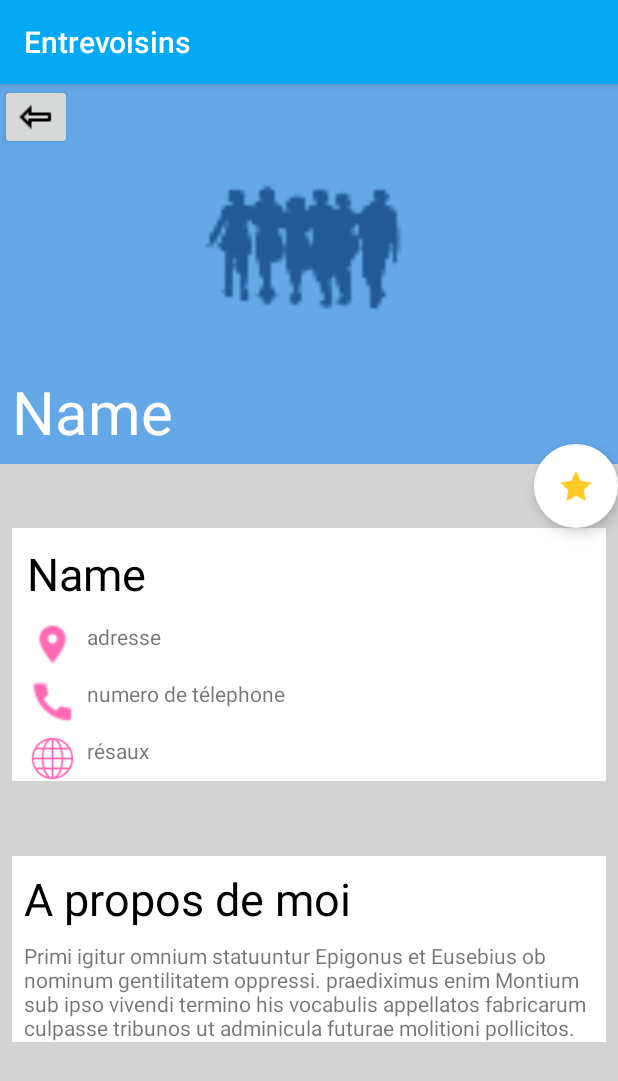
After one commit to clementzentz/Entrevoisins, an Android app: the DetailNeighbourActivity screen opened directly, with no data from a screen before it, on a phone screen of 412 x 824 dp. The commit adds this screen. Shown: the top 1081 px of the screen. Run offline under Robolectric (Android 15) with nearby library versions, the phone set to English and light mode, and no system bars; pictures from the network do not load.

Commit message:
nouvelle Activity, à faire : récupérer le résultat de l'activité dans ListActivity

```diff
--- a/app/build.gradle
+++ b/app/build.gradle
@@ -48,4 +48,5 @@ dependencies {
     androidTestImplementation 'com.android.support.test:runner:1.0.2'
     androidTestImplementation 'com.android.support.test.espresso:espresso-core:3.0.2'
     androidTestImplementation 'com.android.support.test.espresso:espresso-contrib:3.0.2'
+    implementation 'android.arch.lifecycle:extensions:1.1.1'
 }
--- a/app/src/main/AndroidManifest.xml
+++ b/app/src/main/AndroidManifest.xml
@@ -11,6 +11,7 @@
         android:roundIcon="@mipmap/ic_launcher_round"
         android:supportsRtl="true"
         android:theme="@style/AppTheme">
+        <activity android:name=".ui.neighbour_list.DetailNeighbourActivity"></activity>
         <activity
             android:name=".ui.neighbour_list.ListNeighbourActivity"
             android:label="@string/app_name"
--- /dev/null
+++ b/app/src/main/java/com/openclassrooms/entrevoisins/ui/neighbour_list/DetailNeighbourActivity.java
@@ -0,0 +1,86 @@
+package com.openclassrooms.entrevoisins.ui.neighbour_list;
+
+import android.content.Intent;
+import android.support.design.widget.FloatingActionButton;
+import android.support.v7.app.AppCompatActivity;
+import android.os.Bundle;
+import android.view.View;
+import android.widget.ImageButton;
+import android.widget.ImageView;
+import android.widget.TextView;
+import com.bumptech.glide.Glide;
+import com.openclassrooms.entrevoisins.R;
+import com.openclassrooms.entrevoisins.model.Neighbour;
+
+import java.io.Serializable;
+
+public class DetailNeighbourActivity extends AppCompatActivity implements Serializable {
+
+    public static final String BUNDLE_EXTRA_FAVORIS = "BUNDLE_EXTRA_FAVORIS";
+
+    private TextView neighbourWhiteNametxt;
+    private  TextView neighbourBlackNametxt;
+    private ImageView avatarImageView;
+    private TextView neighbourPhone;
+
+    ImageButton retourMainActivity;
+    FloatingActionButton favorisFAB;
+
+    public Neighbour mCurrentNeighbour;
+
+    @Override
+    protected void onCreate(Bundle savedInstanceState) {
+        super.onCreate(savedInstanceState);
+        setContentView(R.layout.activity_detail_neighbour);
+
+        getIncomingNeighbour();
+
+        retourMainActivity = findViewById(R.id.return_mainActivity_btn);
+        retourMainActivity.setOnClickListener(new View.OnClickListener() {
+            @Override
+            public void onClick(View v) {
+                //TODO
+                Intent intent = new Intent();
+                intent.putExtra(BUNDLE_EXTRA_FAVORIS, mCurrentNeighbour);
+                setResult(RESULT_OK, intent);
+                finish();
+            }
+        });
+
+        favorisFAB = findViewById(R.id.favories_fab);
+        favorisFAB.setOnClickListener(new View.OnClickListener() {
+            @Override
+            public void onClick(View v) {
+                mCurrentNeighbour.setFavoris(true);
+            }
+        });
+    }
+
+    private void getIncomingNeighbour(){
+            if (getIntent().hasExtra("neighbour")) {
+                mCurrentNeighbour = (Neighbour) getIntent().getSerializableExtra("neighbour");
+                String imageAvatarUrl =  mCurrentNeighbour.getAvatarUrl().replaceAll("150", "300");
+                String neighbourName = mCurrentNeighbour.getName();
+                String neighbourPhone = mCurrentNeighbour.getPhone();
+                setActivityView(imageAvatarUrl, neighbourName, neighbourPhone);
+            }
+        }
+
+    private void setActivityView(String anImageAvatarUrl, String aNeighbourName, String aNeighbourPhone){
+
+        neighbourWhiteNametxt = findViewById(R.id.avatar_whiteName_txt);
+        neighbourWhiteNametxt.setText(aNeighbourName);
+
+        neighbourBlackNametxt = findViewById(R.id.avatar_blackName_txt);
+        neighbourBlackNametxt.setText(aNeighbourName);
+
+        avatarImageView = findViewById(R.id.avatar_url_img);
+        Glide.with(this)
+                .asBitmap()
+                .load(anImageAvatarUrl)
+                .into(avatarImageView);
+
+        neighbourPhone = findViewById(R.id.phone_txt);
+        neighbourPhone.setText(aNeighbourPhone);
+    }
+}
--- /dev/null
+++ b/app/src/main/res/layout/activity_detail_neighbour.xml
@@ -0,0 +1,190 @@
+<?xml version="1.0" encoding="utf-8"?>
+<android.support.constraint.ConstraintLayout xmlns:android="http://schemas.android.com/apk/res/android"
+    xmlns:app="http://schemas.android.com/apk/res-auto"
+    xmlns:tools="http://schemas.android.com/tools"
+    android:layout_width="match_parent"
+    android:layout_height="match_parent"
+    android:id="@+id/main_content"
+    tools:context=".ui.neighbour_list.DetailNeighbourActivity"
+    android:orientation="vertical"
+    android:background="#D3D3D3">
+
+    <android.support.constraint.Guideline
+        android:id="@+id/guideline1"
+        android:layout_width="wrap_content"
+        android:layout_height="wrap_content"
+        android:orientation="horizontal"
+        app:layout_constraintGuide_percent="0.33"/>
+
+    <android.support.constraint.Guideline
+        android:id="@+id/guideline2"
+        android:layout_width="wrap_content"
+        android:layout_height="wrap_content"
+        android:orientation="horizontal"
+        app:layout_constraintGuide_percent="0.66" />
+
+    <android.support.design.widget.FloatingActionButton
+        android:id="@+id/favories_fab"
+        android:layout_width="wrap_content"
+        android:layout_height="wrap_content"
+        app:layout_constraintEnd_toEndOf="@+id/constraintLayout1"
+        app:layout_constraintBottom_toTopOf="@id/constraintLayout2"
+        android:src="@drawable/star"
+        app:backgroundTint="#fff">
+    </android.support.design.widget.FloatingActionButton>
+
+    <android.support.constraint.ConstraintLayout
+        android:id="@+id/constraintLayout1"
+        android:layout_width="match_parent"
+        android:layout_height="0dp"
+        android:orientation="vertical"
+        app:layout_constraintTop_toTopOf="parent"
+        app:layout_constraintBottom_toTopOf="@id/guideline1">
+
+        <ImageButton
+            android:id="@+id/return_mainActivity_btn"
+            android:layout_width="wrap_content"
+            android:layout_height="wrap_content"
+            app:layout_constraintLeft_toLeftOf="parent"
+            app:layout_constraintTop_toTopOf="parent"
+            android:src="@drawable/arrow_left"
+            android:elevation="2dp">
+        </ImageButton>
+
+        <ImageView
+            android:id="@+id/avatar_url_img"
+            android:layout_width="match_parent"
+            android:layout_height="match_parent"
+            android:scaleType="centerCrop"
+            android:src="@mipmap/ic_launcher_foreground">
+        </ImageView>
+
+        <TextView
+            android:id="@+id/avatar_whiteName_txt"
+            android:layout_width="wrap_content"
+            android:layout_height="wrap_content"
+            android:text="Name"
+            android:textSize="40dp"
+            android:textColor="#fff"
+            app:layout_constraintBottom_toBottomOf="parent"
+            android:layout_margin="8dp"
+            app:layout_constraintLeft_toLeftOf="parent"/>
+
+    </android.support.constraint.ConstraintLayout>
+
+    <android.support.constraint.ConstraintLayout
+        android:id="@+id/constraintLayout2"
+        android:layout_width="match_parent"
+        android:layout_height="wrap_content"
+        android:layout_margin="8dp"
+        app:layout_constraintBottom_toTopOf="@id/guideline2"
+        app:layout_constraintTop_toTopOf="@id/guideline1"
+        android:background="#fff">
+
+        <TextView
+            android:id="@+id/avatar_blackName_txt"
+            android:layout_width="wrap_content"
+            android:layout_height="wrap_content"
+            android:layout_margin="10dp"
+            android:text="Name"
+            android:textSize="30dp"
+            android:textColor="#000"
+            app:layout_constraintLeft_toLeftOf="parent"
+            app:layout_constraintTop_toTopOf="parent"></TextView>
+
+        <ImageView
+            android:id="@+id/localisation_img"
+            android:layout_width="30dp"
+            android:layout_height="30dp"
+            android:layout_margin="12dp"
+            android:scaleType="centerCrop"
+            android:src="@drawable/marker"
+            app:layout_constraintLeft_toLeftOf="parent"
+            app:layout_constraintTop_toBottomOf="@id/avatar_blackName_txt"></ImageView>
+
+        <TextView
+            android:id="@+id/localisation_txt"
+            android:layout_width="wrap_content"
+            android:layout_height="wrap_content"
+            android:layout_marginLeft="8dp"
+            android:text="adresse"
+            app:layout_constraintLeft_toRightOf="@id/localisation_img"
+            app:layout_constraintTop_toTopOf="@+id/localisation_img"></TextView>
+
+        <ImageView
+            android:id="@+id/phone_img"
+            android:layout_width="30dp"
+            android:layout_height="30dp"
+            android:scaleType="centerCrop"
+            android:src="@drawable/phone"
+            android:layout_marginTop="8dp"
+            app:layout_constraintLeft_toLeftOf="parent"
+            app:layout_constraintTop_toBottomOf="@id/localisation_img"
+            app:layout_constraintStart_toStartOf="@id/localisation_img"
+            tools:layout_editor_absoluteY="102dp"></ImageView>
+
+        <TextView
+            android:id="@+id/phone_txt"
+            android:layout_width="wrap_content"
+            android:layout_height="wrap_content"
+            android:layout_marginLeft="8dp"
+            android:text="numero de télephone"
+            app:layout_constraintLeft_toRightOf="@id/phone_img"
+            app:layout_constraintTop_toBottomOf="@+id/localisation_txt"
+            app:layout_constraintTop_toTopOf="@id/phone_img"></TextView>
+
+        <ImageView
+            android:id="@+id/internet_img"
+            android:layout_width="30dp"
+            android:layout_height="30dp"
+            android:layout_marginTop="8dp"
+            android:scaleType="centerCrop"
+            android:src="@drawable/internet"
+            app:layout_constraintBottom_toBottomOf="parent"
+            app:layout_constraintLeft_toLeftOf="parent"
+            app:layout_constraintStart_toStartOf="@id/phone_img"
+            app:layout_constraintTop_toBottomOf="@id/phone_img"></ImageView>
+
+        <TextView
+            android:id="@+id/textView2"
+            android:layout_width="wrap_content"
+            android:layout_height="wrap_content"
+            android:layout_marginLeft="8dp"
+            android:text="résaux"
+            app:layout_constraintLeft_toRightOf="@+id/internet_img"
+            app:layout_constraintTop_toBottomOf="@+id/phone_txt"
+            app:layout_constraintTop_toTopOf="@id/internet_img"></TextView>
+
+    </android.support.constraint.ConstraintLayout>
+
+    <android.support.constraint.ConstraintLayout
+        android:id="@+id/constraintLayout3"
+        android:layout_width="match_parent"
+        android:layout_height="wrap_content"
+        app:layout_constraintTop_toTopOf="@id/guideline2"
+        android:layout_margin="8dp"
+        android:background="#fff">
+
+    <TextView
+        android:id="@+id/aboutMe_txt"
+        android:layout_width="match_parent"
+        android:layout_height="wrap_content"
+        android:text="A propos de moi"
+        android:textSize="30dp"
+        android:textColor="#000"
+        app:layout_constraintTop_toTopOf="parent"
+        app:layout_constraintLeft_toLeftOf="parent"
+        android:layout_margin="8dp">
+    </TextView>
+
+        <TextView
+            android:layout_width="match_parent"
+            android:layout_height="wrap_content"
+            android:text="Primi igitur omnium statuuntur Epigonus et Eusebius ob nominum gentilitatem oppressi. praediximus enim Montium sub ipso vivendi termino his vocabulis appellatos fabricarum culpasse tribunos ut adminicula futurae molitioni pollicitos."
+            app:layout_constraintTop_toBottomOf="@id/aboutMe_txt"
+            android:layout_margin="8dp">
+        </TextView>
+
+    </android.support.constraint.ConstraintLayout>
+
+</android.support.constraint.ConstraintLayout>
--- a/app/src/main/res/layout/activity_list_neighbour.xml
+++ b/app/src/main/res/layout/activity_list_neighbour.xml
@@ -1,5 +1,6 @@
 <?xml version="1.0" encoding="utf-8"?>
-<android.support.design.widget.CoordinatorLayout xmlns:android="http://schemas.android.com/apk/res/android"
+<android.support.design.widget.CoordinatorLayout
+    xmlns:android="http://schemas.android.com/apk/res/android"
     xmlns:app="http://schemas.android.com/apk/res-auto"
     xmlns:tools="http://schemas.android.com/tools"
     android:id="@+id/main_content"
--- a/app/src/main/res/layout/fragment_neighbour.xml
+++ b/app/src/main/res/layout/fragment_neighbour.xml
@@ -1,10 +1,12 @@
 <?xml version="1.0" encoding="utf-8"?>
-<android.support.constraint.ConstraintLayout xmlns:android="http://schemas.android.com/apk/res/android"
+<android.support.constraint.ConstraintLayout
+    xmlns:android="http://schemas.android.com/apk/res/android"
     xmlns:app="http://schemas.android.com/apk/res-auto"
     xmlns:tools="http://schemas.android.com/tools"
     android:layout_width="match_parent"
     android:layout_height="wrap_content"
-    android:orientation="vertical">
+    android:orientation="vertical"
+    tools:context=".ui.neighbour_list.NeighbourFragment">
 
 
     <ImageView
--- a/app/src/main/res/layout/fragment_neighbour_list.xml
+++ b/app/src/main/res/layout/fragment_neighbour_list.xml
@@ -1,5 +1,6 @@
 <?xml version="1.0" encoding="utf-8"?>
-<android.support.v7.widget.RecyclerView xmlns:android="http://schemas.android.com/apk/res/android"
+<android.support.v7.widget.RecyclerView
+    xmlns:android="http://schemas.android.com/apk/res/android"
     xmlns:app="http://schemas.android.com/apk/res-auto"
     xmlns:tools="http://schemas.android.com/tools"
     android:id="@+id/list_neighbours"
```
Also changed, not shown: app/src/main/java/com/openclassrooms/entrevoisins/model/Neighbour.java (+23 -2 lines), app/src/main/java/com/openclassrooms/entrevoisins/service/DummyNeighbourGenerator.java (+12 -12 lines), app/src/main/java/com/openclassrooms/entrevoisins/ui/neighbour_list/LaunchDetailActivity.java (added, +7 -0 lines), app/src/main/java/com/openclassrooms/entrevoisins/ui/neighbour_list/ListNeighbourActivity.java (+57 -2 lines), app/src/main/java/com/openclassrooms/entrevoisins/ui/neighbour_list/MyNeighbourRecyclerViewAdapter.java (+10 -3 lines), app/src/main/java/com/openclassrooms/entrevoisins/ui/neighbour_list/NeighbourFragment.java (+24 -2 lines), app/src/main/res/layout/fragment_list_neighbour.xml (deleted, +0 -23 lines), app/src/main/res/drawable-v24/arrow_left.png (added), app/src/main/res/drawable-v24/internet.png (added), app/src/main/res/drawable-v24/marker.png (added), app/src/main/res/drawable-v24/phone.png (added), app/src/main/res/drawable/star.png (added).
